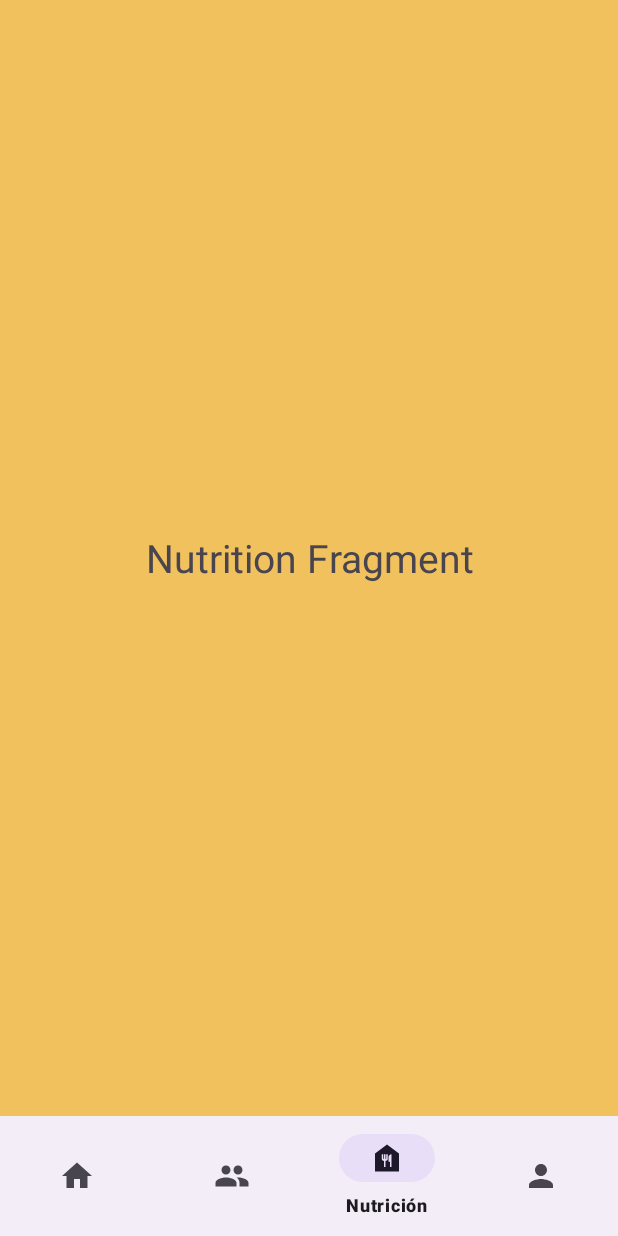
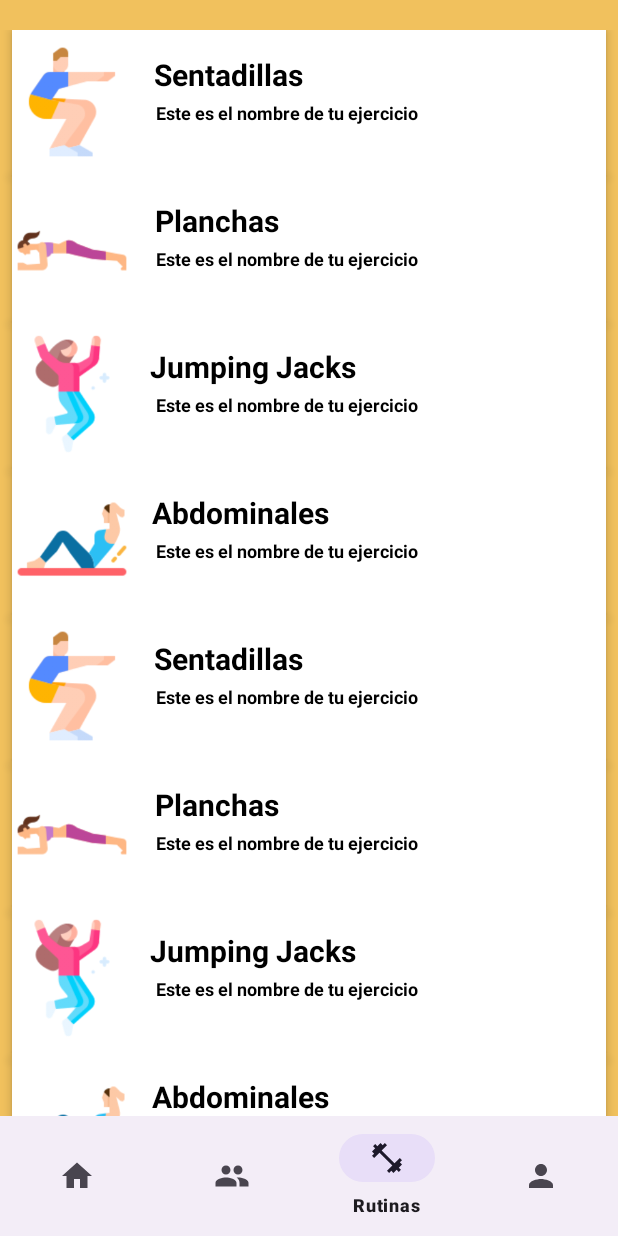
Before and after one commit to marioquintalcob/Proyecto01Equipo16, an Android app: the Navbar screen opened directly, with no data from a screen before it, item 3 of the bottom bar chosen, on a phone screen of 412 x 824 dp. Run offline under Robolectric (Android 15) with nearby library versions, the phone set to English and light mode, and no system bars.

Commit message:
D1805 (#8)
* No sé usar stash

* No sé usar stash Vol. 2

* Actualicé el RecyclerView, Cambié el fragment de nutricion a rutinas y también el icono pero por ahí algunos id quedaron pendientes de sustituirse pero no lo hice para evitar más conflictos

* Nuevos cambios en nav bar para la fragment de rutinas por ahora, recycler view con más elementos que despues cambiaré las imagenes, y layouts

* No more imports unused

* cambios ya realizados y sintaxis con coherencia

* Cambio en Intent lina 19

* Listo

* Se limpiaron código autogenerado y variables no utilizadas

```diff
--- a/app/build.gradle
+++ b/app/build.gradle
@@ -40,6 +40,8 @@ android {
 dependencies {
 
     implementation 'androidx.core:core-ktx:1.8.0'
+    implementation "androidx.cardview:cardview:1.0.0"
+    implementation "androidx.recyclerview:recyclerview:1.3.0"
     implementation 'androidx.appcompat:appcompat:1.6.1'
     implementation 'com.google.android.material:material:1.5.0'
     implementation 'androidx.constraintlayout:constraintlayout:2.1.4'
--- /dev/null
+++ b/app/src/main/java/org/bedu/proyecto01equipo16/CustomAdapter.kt
@@ -0,0 +1,30 @@
+package org.bedu.proyecto01equipo16
+
+
+import android.view.LayoutInflater
+import android.view.View
+import android.view.ViewGroup
+import android.widget.TextView
+import androidx.recyclerview.widget.RecyclerView
+import com.google.android.material.imageview.ShapeableImageView
+
+class CustomAdapter(private val titles:ArrayList<workouts>): RecyclerView.Adapter<CustomAdapter.ViewHolder>(){
+
+    override fun onCreateViewHolder(viewGroup: ViewGroup, i: Int): ViewHolder {
+        val v = LayoutInflater.from(viewGroup.context).inflate(R.layout.card_layout,viewGroup,false)
+        return ViewHolder(v)
+    }
+
+    override fun onBindViewHolder(viewHolder: ViewHolder, i: Int) {
+        val currentItem = titles[i]
+        viewHolder.tvHeading.text = details[i]
+        viewHolder.titleImage.setImageResource(imagenejercicio[i])
+    }
+    override fun getItemCount(): Int{
+        return titles.size
+    }
+    class ViewHolder(itemView: View):RecyclerView.ViewHolder(itemView){
+        var titleImage : ShapeableImageView = itemView.findViewById(R.id.title_image)
+        val tvHeading : TextView = itemView.findViewById(R.id.tvHeading)
+        }
+    }
--- a/app/src/main/java/org/bedu/proyecto01equipo16/Navbar.kt
+++ b/app/src/main/java/org/bedu/proyecto01equipo16/Navbar.kt
@@ -21,7 +21,7 @@ class Navbar : AppCompatActivity() {
 
                 R.id.home -> replaceFragment(Home())
                 R.id.comunidad -> replaceFragment(Comunity())
-                R.id.nutricion -> replaceFragment(Nutrition())
+                R.id.rutinas -> replaceFragment(Rutinas())
                 R.id.perfil -> replaceFragment(Profile())
 
                 else -> {
--- a/app/src/main/java/org/bedu/proyecto01equipo16/Nutrition.kt
+++ /dev/null
@@ -1,59 +0,0 @@
-package org.bedu.proyecto01equipo16
-
-import android.os.Bundle
-import androidx.fragment.app.Fragment
-import android.view.LayoutInflater
-import android.view.View
-import android.view.ViewGroup
-
-// TODO: Rename parameter arguments, choose names that match
-// the fragment initialization parameters, e.g. ARG_ITEM_NUMBER
-private const val ARG_PARAM1 = "param1"
-private const val ARG_PARAM2 = "param2"
-
-/**
- * A simple [Fragment] subclass.
- * Use the [Nutrition.newInstance] factory method to
- * create an instance of this fragment.
- */
-class Nutrition : Fragment() {
-    // TODO: Rename and change types of parameters
-    private var param1: String? = null
-    private var param2: String? = null
-
-    override fun onCreate(savedInstanceState: Bundle?) {
-        super.onCreate(savedInstanceState)
-        arguments?.let {
-            param1 = it.getString(ARG_PARAM1)
-            param2 = it.getString(ARG_PARAM2)
-        }
-    }
-
-    override fun onCreateView(
-        inflater: LayoutInflater, container: ViewGroup?,
-        savedInstanceState: Bundle?
-    ): View? {
-        // Inflate the layout for this fragment
-        return inflater.inflate(R.layout.fragment_nutrition, container, false)
-    }
-
-    companion object {
-        /**
-         * Use this factory method to create a new instance of
-         * this fragment using the provided parameters.
-         *
-         * @param param1 Parameter 1.
-         * @param param2 Parameter 2.
-         * @return A new instance of fragment Nutrition.
-         */
-        // TODO: Rename and change types and number of parameters
-        @JvmStatic
-        fun newInstance(param1: String, param2: String) =
-            Nutrition().apply {
-                arguments = Bundle().apply {
-                    putString(ARG_PARAM1, param1)
-                    putString(ARG_PARAM2, param2)
-                }
-            }
-    }
-}
--- /dev/null
+++ b/app/src/main/java/org/bedu/proyecto01equipo16/Rutinas.kt
@@ -0,0 +1,86 @@
+package org.bedu.proyecto01equipo16
+
+import android.os.Bundle
+import android.view.LayoutInflater
+import android.view.View
+import android.view.ViewGroup
+import androidx.fragment.app.Fragment
+import androidx.recyclerview.widget.LinearLayoutManager
+import androidx.recyclerview.widget.RecyclerView
+
+
+
+private lateinit var adapter: CustomAdapter
+private lateinit var recyclerView: RecyclerView
+private lateinit var titlesArraylist: ArrayList<workouts>
+
+lateinit var imagenejercicio: Array<Int>
+lateinit var nombreejercicio: Array<String>
+lateinit var details: Array<String>
+
+class Rutinas : Fragment() {
+    // TODO: Rename and change types of parameters
+    private var param1: String? = null
+    private var param2: String? = null
+
+    override fun onCreateView(
+        inflater: LayoutInflater, container: ViewGroup?,
+        savedInstanceState: Bundle?
+    ): View? {
+        // Inflate the layout for this fragment
+        return inflater.inflate(R.layout.fragment_nutrition, container, false)
+    }
+
+
+    override fun onViewCreated(view: View, savedInstanceState: Bundle?) {
+        super.onViewCreated(view, savedInstanceState)
+        datosRutinas()
+        val layoutManager = LinearLayoutManager(context)
+        recyclerView=view.findViewById(R.id.recyclerView)
+        recyclerView.layoutManager=layoutManager
+        recyclerView.setHasFixedSize(true)
+        adapter= CustomAdapter(titlesArraylist)
+        recyclerView.adapter = adapter
+    }
+
+    private fun datosRutinas(){
+       titlesArraylist = arrayListOf<workouts>()
+        imagenejercicio = arrayOf(
+            R.drawable.a,
+            R.drawable.b,
+            R.drawable.c,
+            R.drawable.d,
+            R.drawable.a,
+            R.drawable.b,
+            R.drawable.c,
+            R.drawable.d,)
+
+
+        details = arrayOf(
+            getString(R.string.titles_a),
+            getString(R.string.titles_b),
+            getString(R.string.titles_c),
+            getString(R.string.titles_d),
+            getString(R.string.titles_a),
+            getString(R.string.titles_b),
+            getString(R.string.titles_c),
+            getString(R.string.titles_d),
+
+        )
+        nombreejercicio = arrayOf(
+            getString(R.string.details_a),
+            getString(R.string.details_b),
+            getString(R.string.details_c),
+            getString(R.string.details_d),
+                    getString(R.string.details_a),
+            getString(R.string.details_b),
+            getString(R.string.details_c),
+            getString(R.string.details_d),
+        )
+
+        for(i in imagenejercicio.indices){
+            val details = workouts(nombreejercicio[i], details[i])
+            titlesArraylist.add(details)
+        }
+    }
+}
--- /dev/null
+++ b/app/src/main/java/org/bedu/proyecto01equipo16/workouts.kt
@@ -0,0 +1,3 @@
+package org.bedu.proyecto01equipo16
+
+data class workouts(var titles: String, var details: String)
--- /dev/null
+++ b/app/src/main/res/drawable/baseline_fitness_center_24.xml
@@ -0,0 +1,5 @@
+<vector android:height="24dp" android:tint="#000000"
+    android:viewportHeight="24" android:viewportWidth="24"
+    android:width="24dp" xmlns:android="http://schemas.android.com/apk/res/android">
+    <path android:fillColor="@android:color/white" android:pathData="M20.57,14.86L22,13.43 20.57,12 17,15.57 8.43,7 12,3.43 10.57,2 9.14,3.43 7.71,2 5.57,4.14 4.14,2.71 2.71,4.14l1.43,1.43L2,7.71l1.43,1.43L2,10.57 3.43,12 7,8.43 15.57,17 12,20.57 13.43,22l1.43,-1.43L16.29,22l2.14,-2.14 1.43,1.43 1.43,-1.43 -1.43,-1.43L22,16.29z"/>
+</vector>
--- /dev/null
+++ b/app/src/main/res/layout/card_layout.xml
@@ -0,0 +1,67 @@
+<?xml version="1.0" encoding="utf-8"?>
+<androidx.constraintlayout.widget.ConstraintLayout xmlns:android="http://schemas.android.com/apk/res/android"
+    xmlns:tools="http://schemas.android.com/tools"
+    android:layout_width="match_parent"
+android:layout_height="wrap_content"
+xmlns:app="http://schemas.android.com/apk/res-auto"
+android:paddingTop="8dp"
+android:layout_marginHorizontal="8dp"
+android:background="@color/white"
+    android:elevation="4dp"
+android:foreground="?android:attr/selectableItemBackground">
+
+<com.google.android.material.imageview.ShapeableImageView
+    android:id="@+id/title_image"
+    android:layout_width="80dp"
+    android:layout_height="80dp"
+    android:adjustViewBounds="true"
+    android:scaleType="centerCrop"
+    app:layout_constraintStart_toStartOf="parent"
+    android:src="@drawable/a"
+    android:layout_marginEnd="32dp"
+    app:layout_constraintTop_toTopOf="parent"
+    />
+
+
+    <TextView
+        android:id="@+id/tvHeading"
+        android:layout_width="wrap_content"
+        android:layout_height="wrap_content"
+        android:layout_alignParentTop="true"
+        android:layout_marginTop="8dp"
+        android:layout_toEndOf="@+id/title_image"
+        android:text="Diego"
+        android:textColor="@color/black"
+        android:textSize="20dp"
+        android:textStyle="bold"
+        app:layout_constraintEnd_toEndOf="parent"
+        app:layout_constraintHorizontal_bias="0.067"
+        app:layout_constraintStart_toEndOf="@+id/title_image"
+        app:layout_constraintTop_toTopOf="parent" />
+
+    <TextView
+        android:id="@+id/title"
+        android:layout_width="0dp"
+        android:layout_height="wrap_content"
+        android:layout_marginStart="16dp"
+        android:layout_marginEnd="32dp"
+        android:text="Este es el nombre de tu ejercicio"
+        android:textColor="@color/black"
+        android:textSize="12dp"
+        android:textStyle="bold"
+        app:layout_constraintBottom_toBottomOf="parent"
+        app:layout_constraintEnd_toEndOf="parent"
+        app:layout_constraintHorizontal_bias="1.0"
+        app:layout_constraintStart_toEndOf="@+id/title_image"
+        app:layout_constraintTop_toTopOf="parent"
+        app:layout_constraintVertical_bias="0.53" />
+
+    <View
+    android:layout_width="match_parent"
+    android:layout_height="1dp"
+    android:layout_margin="8dp"
+    app:layout_constraintStart_toStartOf="parent"
+    app:layout_constraintTop_toBottomOf="@id/title_image"/>
+
+
+</androidx.constraintlayout.widget.ConstraintLayout>
--- a/app/src/main/res/layout/fragment_nutrition.xml
+++ b/app/src/main/res/layout/fragment_nutrition.xml
@@ -3,16 +3,41 @@
     xmlns:tools="http://schemas.android.com/tools"
     android:layout_width="match_parent"
     android:layout_height="match_parent"
+    xmlns:app="http://schemas.android.com/apk/res-auto"
     android:background="#f1c15d"
-    tools:context=".Nutrition">
+    tools:context=".Rutinas">
 
     <!-- TODO: Update blank fragment layout -->
     <TextView
         android:layout_width="match_parent"
         android:layout_height="match_parent"
-        android:text="Nutrition Fragment"
+        android:text="Routines Fragment"
         android:textSize="26dp"
         android:gravity="center"
         />
+    <TextView
+        android:id="@+id/textView"
+        android:layout_width="wrap_content"
+        android:layout_height="wrap_content"
+        android:layout_marginStart="20dp"
+        android:layout_marginLeft="20dp"
+        android:layout_marginTop="36dp"
+        android:text="EJERCICIOS"
+        android:textStyle="bold"
+        android:textSize="30sp"
+        app:layout_constraintStart_toStartOf="parent"
+        app:layout_constraintTop_toTopOf="parent"
+        />
+
+    <androidx.recyclerview.widget.RecyclerView
+        android:id="@+id/recyclerView"
+        android:layout_width="match_parent"
+        android:layout_height="match_parent"
+        android:layout_marginTop="20dp"
+        app:layout_constraintEnd_toEndOf="parent"
+        app:layout_constraintHorizontal_bias="0.0"
+        app:layout_constraintStart_toStartOf="parent"
+        tools:listitem="@layout/card_layout"
+        />
 
 </FrameLayout>
--- a/app/src/main/res/menu/bottom_nav.xml
+++ b/app/src/main/res/menu/bottom_nav.xml
@@ -9,10 +9,10 @@
         android:id="@+id/comunidad"
         android:icon="@drawable/baseline_people_24"
         />
-    <item android:title="Nutrición"
-        android:id="@+id/nutricion"
-        android:icon="@drawable/baseline_food_bank_24"
-        />
+    <item
+        android:id="@+id/rutinas"
+        android:icon="@drawable/baseline_fitness_center_24"
+        android:title="Rutinas" />
     <item android:title="Perfil"
         android:id="@+id/perfil"
         android:icon="@drawable/baseline_person_24"
--- a/app/src/main/res/values/strings.xml
+++ b/app/src/main/res/values/strings.xml
@@ -13,6 +13,17 @@
     <string name="google">CONTINUAR CON GOOGLE</string>
     <string name="facebook">CONTINUAR CON FACEBOOK</string>
     <string name="terminos">Al continuar, acepta nuestros Términos de uso y Políticas de privacidad.</string>
+    <!-- Workouts names -->
+    <string name="titles_a">Sentadillas</string>
+    <string name="titles_b">Planchas</string>
+    <string name="titles_c">Jumping Jacks</string>
+    <string name="titles_d">Abdominales</string>
+    <!-- Workouts details -->
+    <string name="details_a">2 series x 15 reps</string>
+    <string name="details_b">2 series x 15 reps</string>
+    <string name="details_c">2 series x 15 reps</string>
+    <string name="details_d">2 series x 15 reps</string>
+
     <!-- TODO: Remove or change this placeholder text -->
     <string name="hello_blank_fragment">Hello blank fragment</string>
 </resources>
```
Also changed, not shown: app/src/main/res/drawable/a.png (added), app/src/main/res/drawable/b.png (added), app/src/main/res/drawable/c.png (added), app/src/main/res/drawable/d.png (added).
